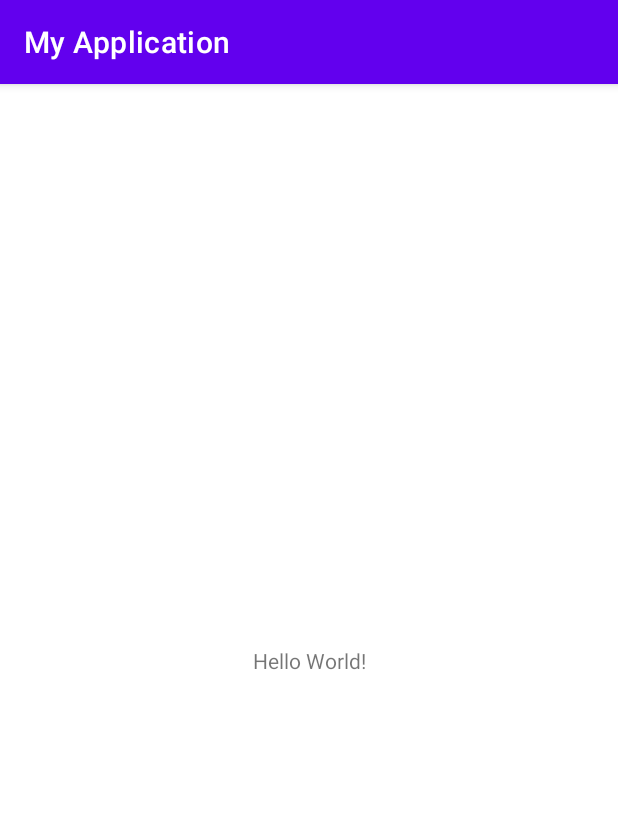
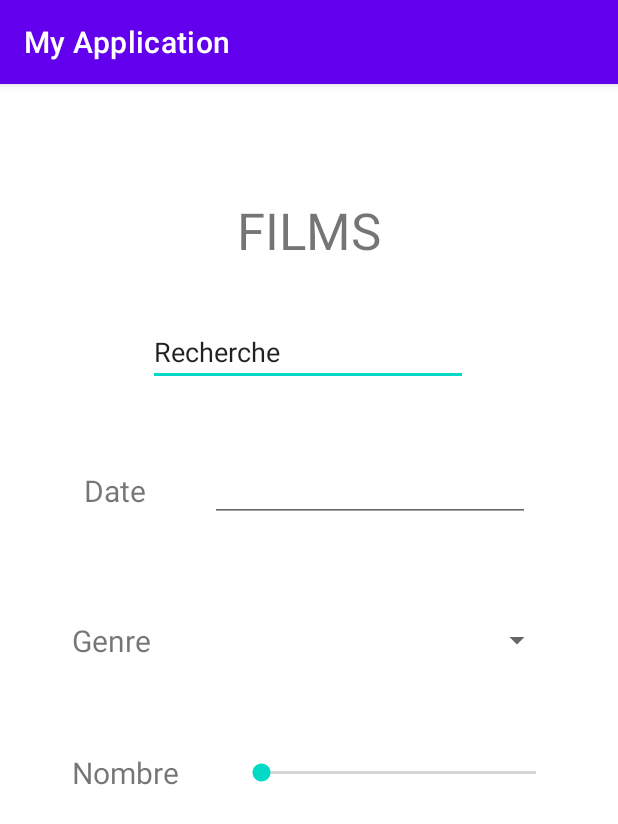
Before and after one commit to alexdgz/filmsApp, an Android app: the screen it shows after launch (MainActivity), on a phone screen of 412 x 824 dp. Shown: the top 824 px of the screen. Run offline under Robolectric (Android 15) with nearby library versions, the phone set to English and light mode, and no system bars.

Commit message:
ok ratio

```diff
--- a/app/src/main/res/layout/activity_main.xml
+++ b/app/src/main/res/layout/activity_main.xml
@@ -7,12 +7,94 @@
     tools:context=".MainActivity">
 
     <TextView
+        android:id="@+id/textView2"
         android:layout_width="wrap_content"
         android:layout_height="wrap_content"
-        android:text="Hello World!"
+        android:text="FILMS"
+        android:textSize="34sp"
         app:layout_constraintBottom_toBottomOf="parent"
         app:layout_constraintLeft_toLeftOf="parent"
         app:layout_constraintRight_toRightOf="parent"
-        app:layout_constraintTop_toTopOf="parent" />
+        app:layout_constraintTop_toTopOf="parent"
+        app:layout_constraintVertical_bias="0.103" />
+
+    <TextView
+        android:id="@+id/textViewDateid"
+        android:layout_width="wrap_content"
+        android:layout_height="wrap_content"
+        android:layout_marginStart="56dp"
+        android:layout_marginTop="56dp"
+        android:text="Date"
+        android:textSize="20sp"
+        app:layout_constraintStart_toStartOf="parent"
+        app:layout_constraintTop_toBottomOf="@+id/searchid" />
+
+    <EditText
+        android:id="@+id/searchid"
+        android:layout_width="wrap_content"
+        android:layout_height="wrap_content"
+        android:layout_marginTop="36dp"
+        android:ems="10"
+        android:inputType="textPersonName"
+        android:text="Recherche"
+        app:layout_constraintEnd_toEndOf="@+id/textView2"
+        app:layout_constraintHorizontal_bias="0.508"
+        app:layout_constraintStart_toStartOf="@+id/textView2"
+        app:layout_constraintTop_toBottomOf="@+id/textView2" />
+
+    <EditText
+        android:id="@+id/textPlainid"
+        android:layout_width="wrap_content"
+        android:layout_height="wrap_content"
+        android:ems="10"
+        android:inputType="date"
+        app:layout_constraintBottom_toBottomOf="@+id/textViewDateid"
+        app:layout_constraintEnd_toEndOf="parent"
+        app:layout_constraintHorizontal_bias="0.421"
+        app:layout_constraintStart_toEndOf="@+id/textViewDateid"
+        app:layout_constraintTop_toTopOf="@+id/textViewDateid"
+        app:layout_constraintVertical_bias="0.611" />
+
+    <TextView
+        android:id="@+id/textViewGenreid"
+        android:layout_width="65dp"
+        android:layout_height="30dp"
+        android:layout_marginStart="48dp"
+        android:layout_marginTop="156dp"
+        android:text="Genre"
+        android:textSize="20sp"
+        app:layout_constraintStart_toStartOf="parent"
+        app:layout_constraintTop_toBottomOf="@+id/searchid" />
+
+    <Spinner
+        android:id="@+id/spinnerGenreid"
+        android:layout_width="231dp"
+        android:layout_height="27dp"
+        app:layout_constraintBottom_toBottomOf="@+id/textViewGenreid"
+        app:layout_constraintEnd_toEndOf="parent"
+        app:layout_constraintHorizontal_bias="0.359"
+        app:layout_constraintStart_toEndOf="@+id/textViewGenreid"
+        app:layout_constraintTop_toTopOf="@+id/textViewGenreid"
+        app:layout_constraintVertical_bias="0.0" />
+
+    <TextView
+        android:id="@+id/textViewNombreid"
+        android:layout_width="wrap_content"
+        android:layout_height="wrap_content"
+        android:layout_marginStart="48dp"
+        android:layout_marginTop="244dp"
+        android:text="Nombre"
+        android:textSize="20sp"
+        app:layout_constraintStart_toStartOf="parent"
+        app:layout_constraintTop_toBottomOf="@+id/searchid" />
+
+    <SeekBar
+        android:id="@+id/seekBarNombreid"
+        android:layout_width="215dp"
+        android:layout_height="30dp"
+        app:layout_constraintBottom_toBottomOf="@+id/textViewNombreid"
+        app:layout_constraintEnd_toEndOf="parent"
+        app:layout_constraintStart_toEndOf="@+id/textViewNombreid"
+        app:layout_constraintTop_toTopOf="@+id/textViewNombreid" />
 
 </androidx.constraintlayout.widget.ConstraintLayout>
```
